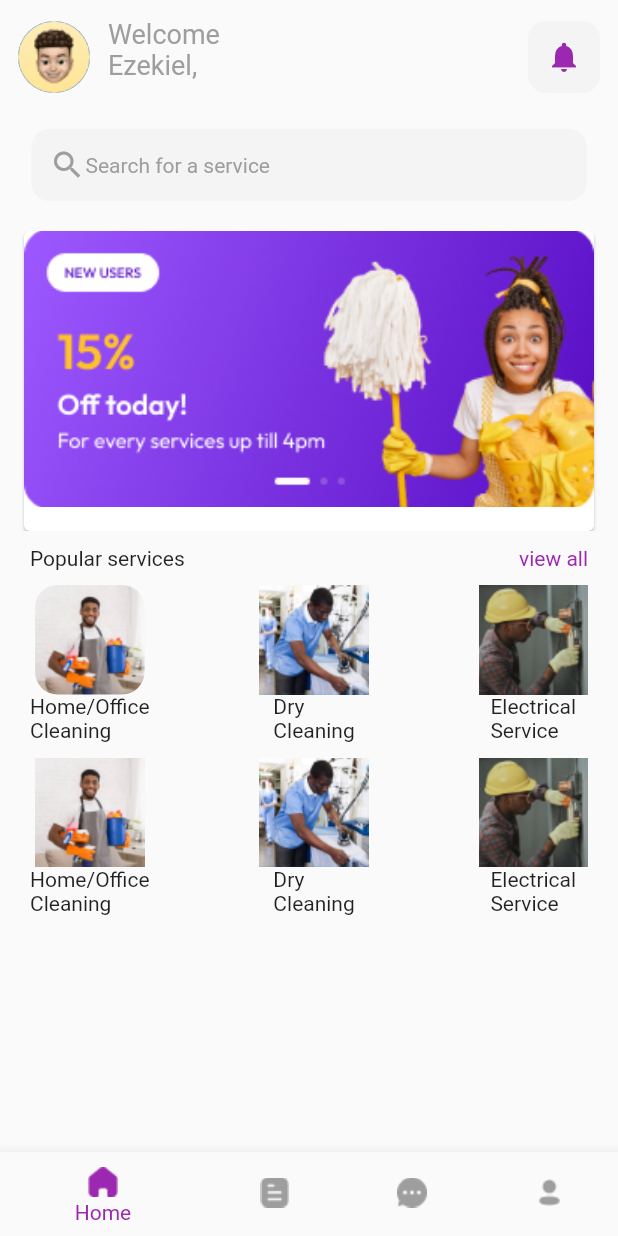
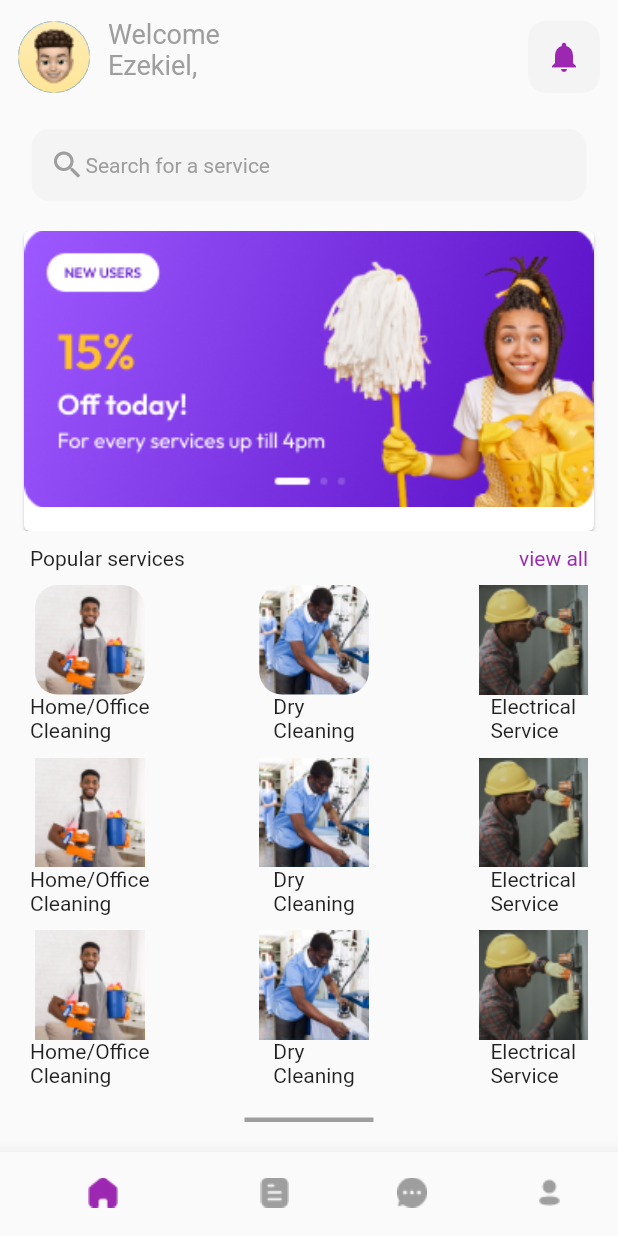
Before and after one commit to iyamujoshua/new_ondemand, a Flutter app: the signup screen opened by its route, after a tap on "Continue", on a phone screen of 412 x 824 dp. Run offline on Flutter 3.47's test engine with Material 2 defaults, Android fonts, the phone set to English and light mode, and no system bars; our stand-ins replace flutter_svg, font_awesome_flutter, intl_phone_field, smooth_page_indicator; missing offline and left inert: custom_signin_buttons.

Commit message:
all services added

```diff
--- a/lib/main.dart
+++ b/lib/main.dart
@@ -2,6 +2,7 @@ import 'package:flutter/material.dart';
 import 'package:ondemand/screens/auth/forgetPassword.dart';
 import 'package:ondemand/screens/auth/login.dart';
 import 'package:ondemand/screens/auth/signup.dart';
+import 'package:ondemand/screens/bottom_navigation.dart';
 import 'package:ondemand/splashscreen.dart';
 
 void main() {
@@ -24,6 +25,9 @@ class MyApp extends StatelessWidget {
           '/signup': (context) => const signup(),
           '/Login': (context) => const Login(),
           '/ForgetPassword': (context) => const ForgetPassword(),
+
+          '/ButtomNavigation': (context) => const ButtomNavigation(),
+          // ButtomNavigation
           // ForgetPassword
         });
   }
--- a/lib/screens/auth/login.dart
+++ b/lib/screens/auth/login.dart
@@ -190,7 +190,7 @@ class _LoginState extends State<Login> {
                       size: 17,
                       title: 'Log in',
                       onPress: () {
-                        // Navigator.pushNamed(context, '/DashBoard');
+                        Navigator.pushNamed(context, '/ButtomNavigation');
                       }),
                 ),
               ),
--- a/lib/screens/auth/signup.dart
+++ b/lib/screens/auth/signup.dart
@@ -4,7 +4,7 @@ import 'package:ondemand/splashscreen.dart';
 import '../../utilities/Customebutton.dart';
 import '../../utilities/Textformfield.dart';
 import 'get_started.dart';
-import 'package:ondemand/screens/homescreen.dart';
+import 'package:ondemand/screens/homepage/homescreen.dart';
 
 class signup extends StatefulWidget {
   const signup({Key? key}) : super(key: key);
@@ -231,10 +231,10 @@ class _signupState extends State<signup> {
                   size: 17,
                   title: 'Continue',
                   onPress: () {
-                    // Navigator.pushNamed(context, '/Homescreen');
-                    Navigator.push(context, MaterialPageRoute(builder: (BuildContext context) {
-        return homescreen();
-       },),);
+                    Navigator.pushNamed(context, '/ButtomNavigation');
+                    //               Navigator.push(context, MaterialPageRoute(builder: (BuildContext context) {
+                    //   return homescreen();
+                    //  },),);
                   }),
             ],
           ),
--- /dev/null
+++ b/lib/screens/booking.dart
@@ -0,0 +1,17 @@
+import 'package:flutter/material.dart';
+
+class Booking extends StatefulWidget {
+  const Booking({Key? key}) : super(key: key);
+
+  @override
+  State<Booking> createState() => _BookingState();
+}
+
+class _BookingState extends State<Booking> {
+  @override
+  Widget build(BuildContext context) {
+    return Container(
+      child: Center(child: Text("Booking")),
+    );
+  }
+}
--- a/lib/screens/bottom_navigation.dart
+++ b/lib/screens/bottom_navigation.dart
@@ -1,49 +1,79 @@
 import 'package:flutter/material.dart';
-import 'package:ondemand/screens/homescreen.dart';
+import 'package:ondemand/screens/homepage/homescreen.dart';
 
-class myhomescreen extends StatefulWidget {
-  const myhomescreen({super.key});
+import 'booking.dart';
+
+class ButtomNavigation extends StatefulWidget {
+  const ButtomNavigation({super.key});
 
   @override
-  State<myhomescreen> createState() => _myhomescreenState();
+  State<ButtomNavigation> createState() => _ButtomNavigationState();
 }
 
-class _myhomescreenState extends State<myhomescreen> {
-  int selectedIndex=0;
-  static final List<Widget>_widgetoption =<Widget>[
-    homescreen(),
-    const Text("Search"),
-    const Text("ticket"),
-    const Text("profile"),
+class _ButtomNavigationState extends State<ButtomNavigation> {
+  int selectedIndex = 0;
 
-  ];
-  void _onitemtapped(int index){
-   setState(() {
-      selectedIndex=index;
-   });
+  final screen = [homescreen(), Booking(), Booking(), Booking()];
+
+  void _onitemtapped(int index) {
+    setState(() {
+      selectedIndex = index;
+    });
     // print('${selectedIndex}');
   }
+
   @override
   Widget build(BuildContext context) {
     return Scaffold(
-      // appBar: AppBar(
-      //   title: Text("My data"),
-      // ),
-      body: Center(child: _widgetoption[selectedIndex],),
+      body: screen[selectedIndex],
       bottomNavigationBar: BottomNavigationBar(
         currentIndex: selectedIndex,
-        onTap: _onitemtapped,
         elevation: 10,
         showSelectedLabels: false,
         showUnselectedLabels: false,
         selectedItemColor: Colors.orange,
         unselectedItemColor: Colors.grey,
-        items: [
-        BottomNavigationBarItem(icon: Icon(Icons.home), label:"home"),
-        BottomNavigationBarItem(icon: Icon(Icons.search), label: "search"),
-        BottomNavigationBarItem(icon: Icon(Icons.airplane_ticket), label: "ticket"),
-        BottomNavigationBarItem(icon: Icon(Icons.person), label: "profile"),
-      ]),
+        onTap: ((index) {
+          setState(() {
+            selectedIndex = index;
+          });
+          print(selectedIndex);
+        }),
+        items: <BottomNavigationBarItem>[
+          BottomNavigationBarItem(
+            icon: Image.asset(
+              'asset/house.png',
+              height: 24,
+              color: selectedIndex == 0 ? Colors.purple : Colors.grey,
+            ),
+            label: 'Home',
+          ),
+          BottomNavigationBarItem(
+            icon: Image.asset(
+              'asset/line.png',
+              height: 24,
+              color: selectedIndex == 1 ? Colors.purple : Colors.grey,
+            ),
+            label: 'Booking',
+          ),
+          BottomNavigationBarItem(
+            icon: Image.asset(
+              'asset/chat.png',
+              height: 24,
+              color: selectedIndex == 2 ? Colors.purple : Colors.grey,
+            ),
+            label: 'Chat',
+          ),
+          BottomNavigationBarItem(
+            icon: Image.asset(
+              'asset/Vector.png',
+              height: 24,
+              color: selectedIndex == 3 ? Colors.purple : Colors.grey,
+            ),
+            label: 'Profile',
+          ),
+        ],
+      ),
     );
   }
 }
--- a/lib/screens/card_slide.dart
+++ b/lib/screens/card_slide.dart
@@ -1,5 +1,5 @@
 import 'package:flutter/material.dart';
-import 'package:ondemand/screens/homescreen.dart';
+import 'package:ondemand/screens/homepage/homescreen.dart';
 
 class CardCarousel extends StatelessWidget {
   @override
--- /dev/null
+++ b/lib/screens/homepage/homepageDetail.dart
@@ -0,0 +1,186 @@
+import 'package:flutter/material.dart';
+
+import '../card_slide.dart';
+
+class HompageDeatail extends StatefulWidget {
+  const HompageDeatail({Key? key}) : super(key: key);
+
+  @override
+  State<HompageDeatail> createState() => _HompageDeatailState();
+}
+
+class _HompageDeatailState extends State<HompageDeatail> {
+  @override
+  Widget build(BuildContext context) {
+    return Container(
+      child: Column(
+        children: [
+          Container(
+            width: 370,
+            decoration: BoxDecoration(
+              color: Color(0xffF4F4F4),
+              borderRadius: BorderRadius.circular(12),
+            ),
+            padding: EdgeInsets.all(12),
+            child: GestureDetector(
+              onTap: () {
+                // Handle the search bar click event
+                print("Search bar");
+              },
+              child: Row(
+                children: [
+                  Icon(
+                    Icons.search,
+                    color: Colors.grey,
+                  ),
+                  Text(
+                    "Search for a service",
+                    style: TextStyle(color: Colors.grey),
+                  )
+                ],
+              ),
+            ),
+          ),
+          SizedBox(
+            height: 20,
+          ),
+          CardCarousel(),
+          SizedBox(
+            height: 10,
+          ),
+          Row(
+            mainAxisAlignment: MainAxisAlignment.spaceBetween,
+            children: [
+              Padding(
+                padding: const EdgeInsets.only(left: 20),
+                child: Text(
+                  "Popular services",
+                ),
+              ),
+              InkWell(
+                  onTap: (() {
+                    print("you tapped me");
+                  }),
+                  child: Padding(
+                    padding: const EdgeInsets.only(right: 20),
+                    child: Text(
+                      "view all",
+                      style: TextStyle(color: Colors.purple),
+                    ),
+                  )),
+            ],
+          ),
+          SizedBox(
+            height: 10,
+          ),
+          Container(
+            child: Padding(
+              padding: const EdgeInsets.only(left: 20, right: 20),
+              child: Row(
+                mainAxisAlignment: MainAxisAlignment.spaceBetween,
+                children: [
+                  Column(
+                    children: [
+                      ClipRRect(
+                          borderRadius: BorderRadius.circular(15),
+                          child: Image.asset("asset/head.png")),
+                      Text('Home/Office\nCleaning'),
+                    ],
+                  ),
+                  Column(
+                    children: [
+                      ClipRRect(
+                          borderRadius: BorderRadius.circular(15),
+                          child: Image.asset("asset/blue.png")),
+                      Text('Dry\nCleaning'),
+                    ],
+                  ),
+                  Column(
+                    children: [
+                      Image.asset("asset/pics.png"),
+                      Text('Electrical\nService'),
+                    ],
+                  ),
+                ],
+              ),
+            ),
+          ),
+          SizedBox(
+            height: 10,
+          ),
+          Container(
+            child: Padding(
+              padding: const EdgeInsets.only(left: 20, right: 20),
+              child: Row(
+                mainAxisAlignment: MainAxisAlignment.spaceBetween,
+                children: [
+                  Column(
+                    children: [
+                      Image.asset("asset/head.png"),
+                      Text('Home/Office\nCleaning'),
+                    ],
+                  ),
+                  Column(
+                    children: [
+                      Image.asset("asset/blue.png"),
+                      Text('Dry\nCleaning'),
+                    ],
+                  ),
+                  Column(
+                    children: [
+                      Image.asset("asset/pics.png"),
+                      Text('Electrical\nService'),
+                    ],
+                  ),
+                ],
+              ),
+            ),
+          ),
+
+          SizedBox(
+            height: 10,
+          ),
+          Container(
+            child: Padding(
+              padding: const EdgeInsets.only(left: 20, right: 20),
+              child: Row(
+                mainAxisAlignment: MainAxisAlignment.spaceBetween,
+                children: [
+                  Column(
+                    children: [
+                      Image.asset("asset/head.png"),
+                      Text('Home/Office\nCleaning'),
+                    ],
+                  ),
+                  Column(
+                    children: [
+                      Image.asset("asset/blue.png"),
+                      Text('Dry\nCleaning'),
+                    ],
+                  ),
+                  Column(
+                    children: [
+                      Image.asset("asset/pics.png"),
+                      Text('Electrical\nService'),
+                    ],
+                  ),
+                ],
+              ),
+            ),
+          ),
+
+          SizedBox(height: 20,),
+
+          Container(
+
+            padding: EdgeInsets.all(10),
+            color: Colors.grey,
+            child: Text("View more",),
+          )
+
+
+        ],
+      ),
+    );
+  }
+}
--- /dev/null
+++ b/lib/screens/homepage/homescreen.dart
@@ -0,0 +1,107 @@
+import 'package:flutter/material.dart';
+import 'package:flutter/rendering.dart';
+import 'package:ondemand/main.dart';
+import 'package:ondemand/screens/auth/signup.dart';
+import 'package:ondemand/screens/bottom_navigation.dart';
+import 'package:ondemand/screens/card_slide.dart';
+import 'package:ondemand/screens/services.dart';
+
+import 'homepageDetail.dart';
+
+class homescreen extends StatefulWidget {
+  const homescreen({Key? key}) : super(key: key);
+
+  @override
+  State<homescreen> createState() => _homescreenState();
+}
+
+class _homescreenState extends State<homescreen> {
+  // int _selectedIndex = 0;
+
+  // void _onItemTapped(int index) {
+  //   setState(() {
+  //     _selectedIndex = index;
+  //   });
+  // }
+
+  @override
+  Widget build(BuildContext context) {
+    return Scaffold(
+      body: SafeArea(
+        child:Column(
+          children: [
+            Padding(
+              padding: const EdgeInsets.all(12),
+              child: Row(
+                mainAxisAlignment: MainAxisAlignment.spaceBetween,
+                children: [
+                  Row(
+                    crossAxisAlignment: CrossAxisAlignment.center,
+                    children: [
+                      GestureDetector(
+                        onTap: () {
+                          print("side bar tap");
+                          // handle profile image click
+                        },
+                        child: CircleAvatar(
+                          backgroundImage: AssetImage("asset/lol.png"),
+                          radius: 24,
+                        ),
+                      ),
+                      SizedBox(width: 12),
+                      Column(
+                        crossAxisAlignment: CrossAxisAlignment.start,
+                        children: [
+                          Text(
+                            "Welcome\nEzekiel,",
+                            style: TextStyle(
+                              color: Colors.grey,
+                              fontSize: 18,
+                            ),
+                          ),
+                          SizedBox(height: 10),
+                          // Text(
+                          //   "Good evening",
+                          //   style:
+                          //       TextStyle(color: Color.fromARGB(255, 238, 157, 6)),
+                          // )
+                        ],
+                      ),
+                    ],
+                  ),
+                  Container(
+                    decoration: BoxDecoration(
+                      color: Color(0xffF4F4F4),
+                      borderRadius: BorderRadius.circular(12),
+                    ),
+                    child: Padding(
+                      padding: const EdgeInsets.all(12),
+                      child: Icon(
+                        Icons.notifications,
+                        color: Colors.purple,
+                      ),
+                    ),
+                  ),
+                ],
+              ),
+            ),
+            SizedBox(
+              height: 10,
+            ),
+
+            Expanded(
+              child: ListView.builder(
+                  itemCount: 1,
+                  itemBuilder: ((context, index) {
+                    return HompageDeatail();
+                  })),
+            ),
+
+            SizedBox(height: 20,)
+
+          ],
+        ),
+      ),
+    );
+  }
+}
--- a/lib/screens/homescreen.dart
+++ /dev/null
@@ -1,253 +0,0 @@
-import 'package:flutter/material.dart';
-import 'package:flutter/rendering.dart';
-import 'package:ondemand/main.dart';
-import 'package:ondemand/screens/auth/signup.dart';
-import 'package:ondemand/screens/bottom_navigation.dart';
-import 'package:ondemand/screens/card_slide.dart';
-import 'package:ondemand/screens/services.dart';
-
-class homescreen extends StatefulWidget {
-  const homescreen({Key? key}) : super(key: key);
-
-  @override
-  State<homescreen> createState() => _homescreenState();
-}
-
-class _homescreenState extends State<homescreen> {
-  int _selectedIndex = 0;
-
-  void _onItemTapped(int index) {
-    setState(() {
-      _selectedIndex = index;
-    });
-  }
-
-  @override
-  Widget build(BuildContext context) {
-    return Scaffold(
-      body: SafeArea(
-        child: SingleChildScrollView(
-          child: Column(
-            children: [
-              Padding(
-                padding: const EdgeInsets.all(12),
-                child: Row(
-                  mainAxisAlignment: MainAxisAlignment.spaceBetween,
-                  children: [
-                    Row(
-                      crossAxisAlignment: CrossAxisAlignment.center,
-                      children: [
-                        GestureDetector(
-                          onTap: () {
-                            // handle profile image click
-                          },
-                          child: CircleAvatar(
-                            backgroundImage: AssetImage("asset/lol.png"),
-                            radius: 24,
-                          ),
-                        ),
-                        SizedBox(width: 12),
-                        Column(
-                          crossAxisAlignment: CrossAxisAlignment.start,
-                          children: [
-                            Text(
-                              "Welcome\nEzekiel,",
-                              style: TextStyle(
-                                color: Colors.grey,
-                                fontSize: 18,
-                              ),
-                            ),
-                            SizedBox(height: 10),
-                            // Text(
-                            //   "Good evening",
-                            //   style:
-                            //       TextStyle(color: Color.fromARGB(255, 238, 157, 6)),
-                            // )
-                          ],
-                        ),
-                      ],
-                    ),
-                    Container(
-                      decoration: BoxDecoration(
-                        color: Color(0xffF4F4F4),
-                        borderRadius: BorderRadius.circular(12),
-                      ),
-                      child: Padding(
-                        padding: const EdgeInsets.all(12),
-                        child: Icon(
-                          Icons.notifications,
-                          color: Colors.purple,
-                        ),
-                      ),
-                    ),
-                  ],
-                ),
-              ),
-              SizedBox(
-                height: 10,
-              ),
-              Container(
-                width: 370,
-                decoration: BoxDecoration(
-                  color: Color(0xffF4F4F4),
-                  borderRadius: BorderRadius.circular(12),
-                ),
-                padding: EdgeInsets.all(12),
-                child: GestureDetector(
-                  onTap: () {
-                    // Handle the search bar click event
-                    print("Search bar");
-                  },
-                  child: Row(
-                    children: [
-                      Icon(
-                        Icons.search,
-                        color: Colors.grey,
-                      ),
-                      Text(
-                        "Search for a service",
-                        style: TextStyle(color: Colors.grey),
-                      )
-                    ],
-                  ),
-                ),
-              ),
-              SizedBox(
-                height: 20,
-              ),
-              CardCarousel(),
-              SizedBox(
-                height: 10,
-              ),
-              Row(
-                mainAxisAlignment: MainAxisAlignment.spaceBetween,
-                children: [
-                  Padding(
-                    padding: const EdgeInsets.only(left: 20),
-                    child: Text(
-                      "Popular services",
-                    ),
-                  ),
-                  InkWell(
-                      onTap: (() {
-                        print("you tapped me");
-                      }),
-                      child: Padding(
-                        padding: const EdgeInsets.only(right: 20),
-                        child: Text(
-                          "view all",
-                          style: TextStyle(color: Colors.purple),
-                        ),
-                      )),
-                ],
-              ),
-              SizedBox(
-                height: 10,
-              ),
-              Container(
-                child: Padding(
-                  padding: const EdgeInsets.only(left: 20, right: 20),
-                  child: Row(
-                    mainAxisAlignment: MainAxisAlignment.spaceBetween,
-                    children: [
-                      Column(
-                        children: [
-                          ClipRRect(
-                              borderRadius: BorderRadius.circular(15),
-                              child: Image.asset("asset/head.png")),
-                          Text('Home/Office\nCleaning'),
-                        ],
-                      ),
-                      Column(
-                        children: [
-                          Image.asset("asset/blue.png"),
-                          Text('Dry\nCleaning'),
-                        ],
-                      ),
-                      Column(
-                        children: [
-                          Image.asset("asset/pics.png"),
-                          Text('Electrical\nService'),
-                        ],
-                      ),
-                    ],
-                  ),
-                ),
-              ),
-              SizedBox(
-                height: 10,
-              ),
-              Container(
-                child: Padding(
-                  padding: const EdgeInsets.only(left: 20, right: 20),
-                  child: Row(
-                    mainAxisAlignment: MainAxisAlignment.spaceBetween,
-                    children: [
-                      Column(
-                        children: [
-                          Image.asset("asset/head.png"),
-                          Text('Home/Office\nCleaning'),
-                        ],
-                      ),
-                      Column(
-                        children: [
-                          Image.asset("asset/blue.png"),
-                          Text('Dry\nCleaning'),
-                        ],
-                      ),
-                      Column(
-                        children: [
-                          Image.asset("asset/pics.png"),
-                          Text('Electrical\nService'),
-                        ],
-                      ),
-                    ],
-                  ),
-                ),
-              ),
-            ],
-          ),
-        ),
-      ),
-      bottomNavigationBar: BottomNavigationBar(
-        items: <BottomNavigationBarItem>[
-          BottomNavigationBarItem(
-            icon: Image.asset(
-              'asset/house.png',
-              height: 24,
-              color: _selectedIndex == 0 ? Colors.purple : Colors.grey,
-            ),
-            label: 'Home',
-          ),
-          BottomNavigationBarItem(
-            icon: Image.asset(
-              'asset/line.png',
-              height: 24,
-              color: _selectedIndex == 1 ? Colors.purple : Colors.grey,
-            ),
-            label: 'Booking',
-          ),
-          BottomNavigationBarItem(
-            icon: Image.asset(
-              'asset/chat.png',
-              height: 24,
-              color: _selectedIndex == 2 ? Colors.purple : Colors.grey,
-            ),
-            label: 'Chat',
-          ),
-          BottomNavigationBarItem(
-            icon: Image.asset(
-              'asset/Vector.png',
-              height: 24,
-              color: _selectedIndex == 3 ? Colors.purple : Colors.grey,
-            ),
-            label: 'Profile',
-          ),
-        ],
-        currentIndex: _selectedIndex,
-        selectedItemColor: Colors.purple,
-        onTap: _onItemTapped,
-      ),
-    );
-  }
-}
```
Also changed, not shown: lib/screens/services.dart (+78 -0 lines).
